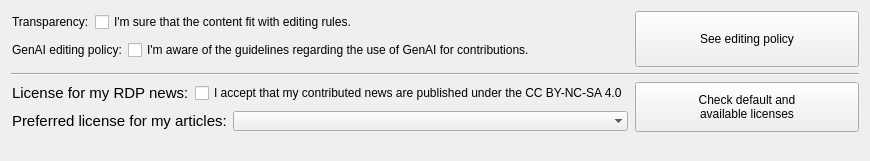
Before: the Qt Designer form qtribu/gui/wdg_editing_compliance.ui in geotribu/qtribu, drawn with Qt 5.
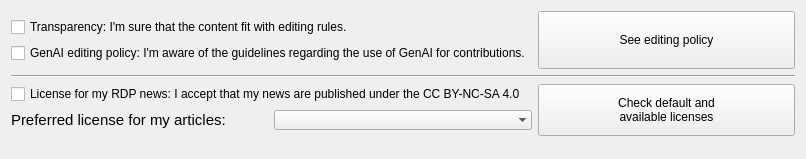
After: the same form once the commit is applied.

Commit message: refactoring(ui): modularize license and compliance widgets

Patch:
```diff
--- a/qtribu/gui/wdg_editing_compliance.ui
+++ b/qtribu/gui/wdg_editing_compliance.ui
@@ -6,8 +6,8 @@
    <rect>
     <x>0</x>
     <y>0</y>
-    <width>870</width>
-    <height>161</height>
+    <width>806</width>
+    <height>159</height>
    </rect>
   </property>
   <property name="windowTitle">
@@ -43,59 +43,6 @@
      </property>
     </widget>
    </item>
-   <item row="0" column="0" rowspan="2" colspan="2">
-    <widget class="QFrame" name="frm_transparency">
-     <property name="frameShape">
-      <enum>QFrame::NoFrame</enum>
-     </property>
-     <property name="frameShadow">
-      <enum>QFrame::Plain</enum>
-     </property>
-     <property name="lineWidth">
-      <number>0</number>
-     </property>
-     <layout class="QFormLayout" name="formLayout_3">
-      <property name="leftMargin">
-       <number>1</number>
-      </property>
-      <property name="topMargin">
-       <number>1</number>
-      </property>
-      <property name="rightMargin">
-       <number>1</number>
-      </property>
-      <property name="bottomMargin">
-       <number>1</number>
-      </property>
-      <item row="0" column="0">
-       <widget class="QLabel" name="lbl_transparency">
-        <property name="sizePolicy">
-         <sizepolicy hsizetype="Fixed" vsizetype="Preferred">
-          <horstretch>0</horstretch>
-          <verstretch>0</verstretch>
-         </sizepolicy>
-        </property>
-        <property name="text">
-         <string>Transparency:</string>
-        </property>
-       </widget>
-      </item>
-      <item row="0" column="1">
-       <widget class="QCheckBox" name="chb_transparency">
-        <property name="sizePolicy">
-         <sizepolicy hsizetype="Minimum" vsizetype="Preferred">
-          <horstretch>0</horstretch>
-          <verstretch>0</verstretch>
-         </sizepolicy>
-        </property>
-        <property name="text">
-         <string>I'm sure that the content fit with editing rules.</string>
-        </property>
-       </widget>
-      </item>
-     </layout>
-    </widget>
-   </item>
    <item row="0" column="2" rowspan="4">
     <widget class="QPushButton" name="btn_open_editing_policy">
      <property name="sizePolicy">
@@ -118,115 +65,18 @@
      </property>
     </widget>
    </item>
-   <item row="8" column="0" colspan="2">
-    <widget class="QFrame" name="frm_articles">
-     <property name="frameShape">
-      <enum>QFrame::NoFrame</enum>
+   <item row="7" column="0">
+    <widget class="QLabel" name="lbl_license_article">
+     <property name="font">
+      <font>
+       <pointsize>11</pointsize>
+       <weight>50</weight>
+       <bold>false</bold>
+      </font>
      </property>
-     <property name="frameShadow">
-      <enum>QFrame::Plain</enum>
+     <property name="text">
+      <string>Preferred license for my articles:</string>
      </property>
-     <property name="lineWidth">
-      <number>0</number>
-     </property>
-     <layout class="QFormLayout" name="formLayout_2">
-      <property name="leftMargin">
-       <number>1</number>
-      </property>
-      <property name="topMargin">
-       <number>1</number>
-      </property>
-      <property name="rightMargin">
-       <number>1</number>
-      </property>
-      <property name="bottomMargin">
-       <number>1</number>
-      </property>
-      <item row="0" column="0">
-       <widget class="QLabel" name="lbl_license_article">
-        <property name="font">
-         <font>
-          <pointsize>11</pointsize>
-          <weight>50</weight>
-          <bold>false</bold>
-         </font>
-        </property>
-        <property name="text">
-         <string>Preferred license for my articles:</string>
-        </property>
-       </widget>
-      </item>
-      <item row="0" column="1">
-       <widget class="QComboBox" name="cbb_license_article">
-        <property name="sizePolicy">
-         <sizepolicy hsizetype="Preferred" vsizetype="Preferred">
-          <horstretch>0</horstretch>
-          <verstretch>0</verstretch>
-         </sizepolicy>
-        </property>
-        <property name="frame">
-         <bool>false</bool>
-        </property>
-       </widget>
-      </item>
-     </layout>
-    </widget>
-   </item>
-   <item row="6" column="0" rowspan="2" colspan="2">
-    <widget class="QFrame" name="frm_rdp">
-     <property name="frameShape">
-      <enum>QFrame::NoFrame</enum>
-     </property>
-     <property name="frameShadow">
-      <enum>QFrame::Plain</enum>
-     </property>
-     <property name="lineWidth">
-      <number>0</number>
-     </property>
-     <layout class="QFormLayout" name="formLayout">
-      <property name="leftMargin">
-       <number>1</number>
-      </property>
-      <property name="topMargin">
-       <number>1</number>
-      </property>
-      <property name="rightMargin">
-       <number>1</number>
-      </property>
-      <property name="bottomMargin">
-       <number>1</number>
-      </property>
-      <item row="0" column="0">
-       <widget class="QLabel" name="lbl_license_rdp">
-        <property name="font">
-         <font>
-          <pointsize>11</pointsize>
-          <weight>50</weight>
-          <bold>false</bold>
-         </font>
-        </property>
-        <property name="text">
-         <string>License for my RDP news:</string>
-        </property>
-       </widget>
-      </item>
-      <item row="0" column="1">
-       <widget class="QCheckBox" name="chb_license_rdp">
-        <property name="sizePolicy">
-         <sizepolicy hsizetype="Preferred" vsizetype="Preferred">
-          <horstretch>0</horstretch>
-          <verstretch>0</verstretch>
-         </sizepolicy>
-        </property>
-        <property name="text">
-         <string>I accept that my contributed news are published under the CC BY-NC-SA 4.0</string>
-        </property>
-        <property name="tristate">
-         <bool>false</bool>
-        </property>
-       </widget>
-      </item>
-     </layout>
     </widget>
    </item>
    <item row="6" column="2" rowspan="3">
@@ -252,60 +102,62 @@
      </property>
     </widget>
    </item>
+   <item row="7" column="1">
+    <widget class="QComboBox" name="cbb_license_article">
+     <property name="sizePolicy">
+      <sizepolicy hsizetype="Preferred" vsizetype="Preferred">
+       <horstretch>0</horstretch>
+       <verstretch>0</verstretch>
+      </sizepolicy>
+     </property>
+     <property name="frame">
+      <bool>false</bool>
+     </property>
+    </widget>
+   </item>
+   <item row="6" column="0" colspan="2">
+    <widget class="QCheckBox" name="chb_license_rdp">
+     <property name="sizePolicy">
+      <sizepolicy hsizetype="Preferred" vsizetype="Preferred">
+       <horstretch>0</horstretch>
+       <verstretch>0</verstretch>
+      </sizepolicy>
+     </property>
+     <property name="text">
+      <string>License for my RDP news: I accept that my news are published under the CC BY-NC-SA 4.0</string>
+     </property>
+     <property name="tristate">
+      <bool>false</bool>
+     </property>
+    </widget>
+   </item>
    <item row="2" column="0" colspan="2">
-    <widget class="QFrame" name="frm_genai">
-     <property name="frameShape">
-      <enum>QFrame::NoFrame</enum>
+    <widget class="QCheckBox" name="chb_genai_editing_policy">
+     <property name="sizePolicy">
+      <sizepolicy hsizetype="Fixed" vsizetype="Preferred">
+       <horstretch>0</horstretch>
+       <verstretch>0</verstretch>
+      </sizepolicy>
      </property>
-     <property name="frameShadow">
-      <enum>QFrame::Plain</enum>
+     <property name="toolTip">
+      <string>Contributions must be original and not copied and pasted from a prompt, as described in the editing charter.</string>
      </property>
-     <property name="lineWidth">
-      <number>0</number>
+     <property name="text">
+      <string>GenAI editing policy: I'm aware of the guidelines regarding the use of GenAI for contributions.</string>
      </property>
-     <layout class="QFormLayout" name="formLayout_4">
-      <property name="leftMargin">
-       <number>1</number>
-      </property>
-      <property name="topMargin">
-       <number>1</number>
-      </property>
-      <property name="rightMargin">
-       <number>1</number>
-      </property>
-      <property name="bottomMargin">
-       <number>1</number>
-      </property>
-      <item row="0" column="0">
-       <widget class="QLabel" name="lbl_genai_editing_policy">
-        <property name="sizePolicy">
-         <sizepolicy hsizetype="Minimum" vsizetype="Minimum">
-          <horstretch>0</horstretch>
-          <verstretch>0</verstretch>
-         </sizepolicy>
-        </property>
-        <property name="text">
-         <string>GenAI editing policy:</string>
-        </property>
-       </widget>
-      </item>
-      <item row="0" column="1">
-       <widget class="QCheckBox" name="chb_genai_editing_policy">
-        <property name="sizePolicy">
-         <sizepolicy hsizetype="Fixed" vsizetype="Preferred">
-          <horstretch>0</horstretch>
-          <verstretch>0</verstretch>
-         </sizepolicy>
-        </property>
-        <property name="toolTip">
-         <string>Contributions must be original and not copied and pasted from a prompt, as described in the editing charter.</string>
-        </property>
-        <property name="text">
-         <string>I'm aware of the guidelines regarding the use of GenAI for contributions.</string>
-        </property>
-       </widget>
-      </item>
-     </layout>
+    </widget>
+   </item>
+   <item row="1" column="0" colspan="2">
+    <widget class="QCheckBox" name="chb_transparency">
+     <property name="sizePolicy">
+      <sizepolicy hsizetype="Minimum" vsizetype="Preferred">
+       <horstretch>0</horstretch>
+       <verstretch>0</verstretch>
+      </sizepolicy>
+     </property>
+     <property name="text">
+      <string>Transparency: I'm sure that the content fit with editing rules.</string>
+     </property>
     </widget>
    </item>
   </layout>
```
The commit also changes 4 other files.
